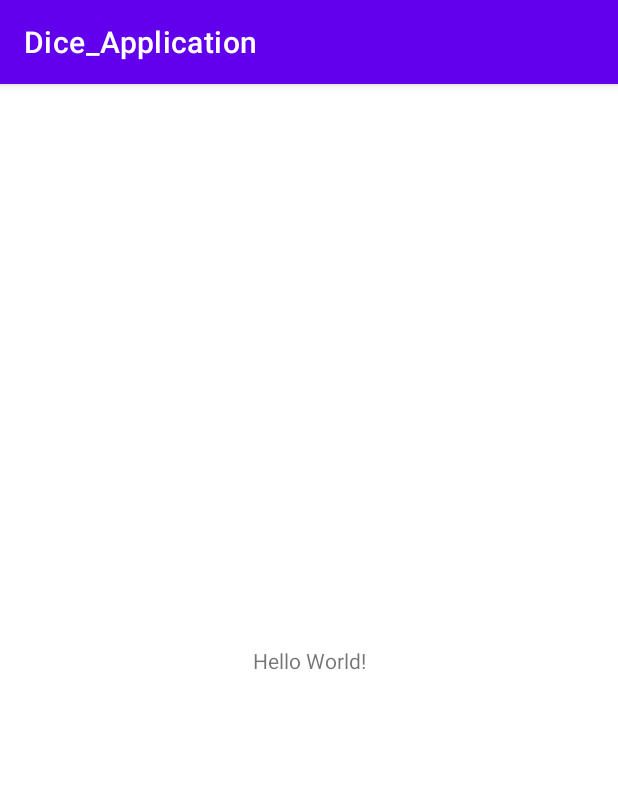
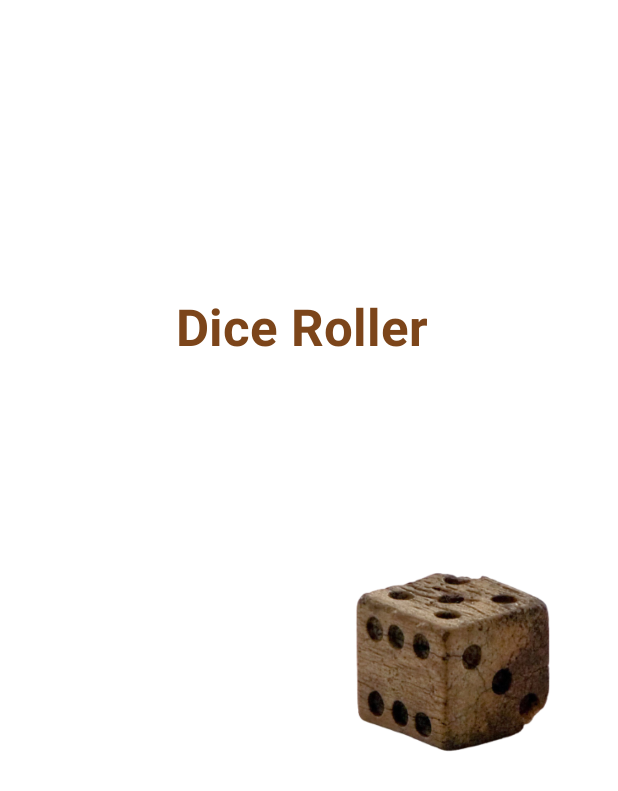
Before and after one commit to BanuL01/Dice_Roll, an Android app: the screen it shows after launch (MainActivity), on a phone screen of 412 x 824 dp. Shown: the top 791 px of the screen. Run offline under Robolectric (Android 15) with nearby library versions, the phone set to English and light mode, and no system bars.

Commit message:
splash screen design

```diff
--- a/app/src/main/AndroidManifest.xml
+++ b/app/src/main/AndroidManifest.xml
@@ -12,6 +12,9 @@
         android:theme="@style/Theme.Dice_Application"
         tools:targetApi="31">
         <activity
+            android:name=".options"
+            android:exported="false" />
+        <activity
             android:name=".MainActivity"
             android:exported="true">
             <intent-filter>
--- a/app/src/main/res/layout/activity_main.xml
+++ b/app/src/main/res/layout/activity_main.xml
@@ -9,10 +9,25 @@
     <TextView
         android:layout_width="wrap_content"
         android:layout_height="wrap_content"
-        android:text="Hello World!"
+        android:text="Dice Roller "
+        android:textColor="#7C451A"
+        android:textSize="34sp"
+        android:textStyle="bold"
         app:layout_constraintBottom_toBottomOf="parent"
         app:layout_constraintEnd_toEndOf="parent"
+        app:layout_constraintHorizontal_bias="0.498"
         app:layout_constraintStart_toStartOf="parent"
-        app:layout_constraintTop_toTopOf="parent" />
+        app:layout_constraintTop_toTopOf="parent"
+        app:layout_constraintVertical_bias="0.25" />
+
+    <ImageView
+        android:id="@+id/imageView"
+        android:layout_width="292dp"
+        android:layout_height="275dp"
+        android:layout_marginStart="100dp"
+        android:layout_marginTop="300dp"
+        app:layout_constraintStart_toStartOf="parent"
+        app:layout_constraintTop_toTopOf="parent"
+        app:srcCompat="@drawable/dice1" />
 
 </androidx.constraintlayout.widget.ConstraintLayout>
--- a/app/src/main/res/values/themes.xml
+++ b/app/src/main/res/values/themes.xml
@@ -1,6 +1,6 @@
 <resources xmlns:tools="http://schemas.android.com/tools">
     <!-- Base application theme. -->
-    <style name="Theme.Dice_Application" parent="Theme.MaterialComponents.DayNight.DarkActionBar">
+    <style name="Theme.Dice_Application" parent="Theme.MaterialComponents.DayNight.NoActionBar">
         <!-- Primary brand color. -->
         <item name="colorPrimary">@color/purple_500</item>
         <item name="colorPrimaryVariant">@color/purple_700</item>
```
Also changed, not shown: app/src/main/java/com/example/dice_application/options.kt (added, +11 -0 lines), app/src/main/res/layout/activity_options.xml (added, +9 -0 lines), app/src/main/res/drawable/dice1.png (added).
